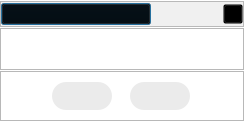
Above: VideoPlayer/messagebox/CMessageBox.ui from huizhang556/pc-video-player before the change. Below: the same form after it.
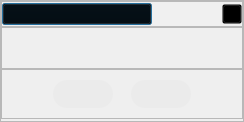
That is the form after the change. Icons and pictures are not drawn.

Patch:
```diff
--- a/VideoPlayer/messagebox/CMessageBox.ui
+++ b/VideoPlayer/messagebox/CMessageBox.ui
@@ -30,7 +30,7 @@
     <number>0</number>
    </property>
    <item>
-    <widget class="QFrame" name="frame">
+    <widget class="QFrame" name="frame_global">
      <property name="styleSheet">
       <string notr="true">#frame
 {
@@ -235,7 +235,7 @@
                </property>
                <property name="sizeHint" stdset="0">
                 <size>
-                 <width>30</width>
+                 <width>15</width>
                  <height>20</height>
                 </size>
                </property>
@@ -273,7 +273,7 @@
                </property>
                <property name="sizeHint" stdset="0">
                 <size>
-                 <width>10</width>
+                 <width>20</width>
                  <height>20</height>
                 </size>
                </property>
```
